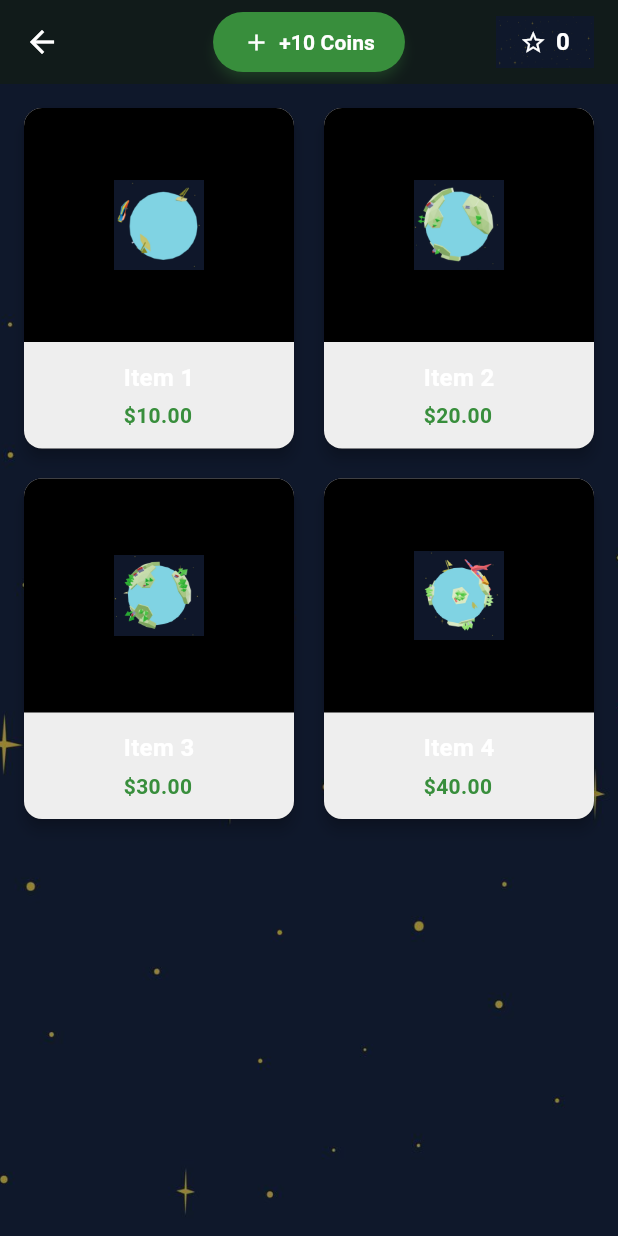
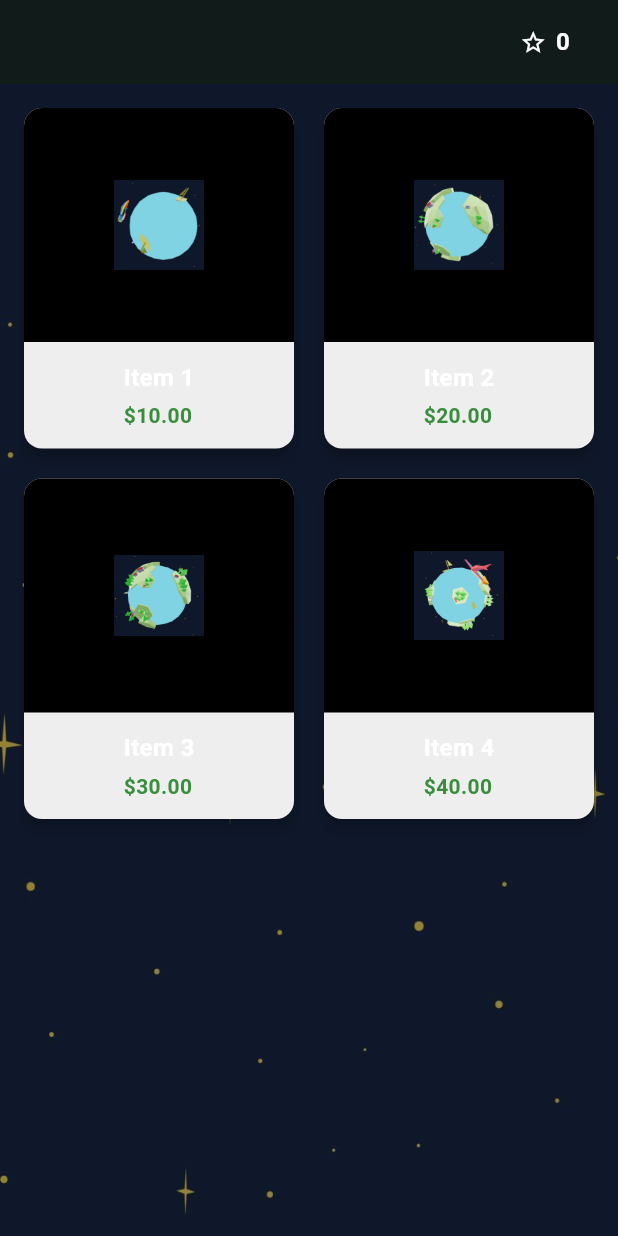
Before and after one commit to Cleon-asu/world_app, a Flutter app: the screen it shows after launch, after a tap on the "shopify" icon, on a phone screen of 412 x 824 dp. Run offline on Flutter 3.47's test engine with Material 3 defaults, Android fonts, the phone set to English and light mode, and no system bars; our stand-ins replace hive_flutter, permission_handler, speech_to_text, youtube_player_flutter; missing offline and left inert: flutter_3d_controller; accounts and stored records are empty; statements that could not run were skipped.

Commit message:
Removed topbars and debug methods

```diff
--- a/lib/screens/assessments/attention_assessment_screen.dart
+++ b/lib/screens/assessments/attention_assessment_screen.dart
@@ -280,12 +280,6 @@ class _AttentionAssessmentScreenState extends State<AttentionAssessmentScreen>
   @override
   Widget build(BuildContext context) {
     return Scaffold(
-      appBar: AppBar(
-        title: const Text('Digit Span (Forward)'),
-        backgroundColor: Colors.transparent,
-        elevation: 0,
-      ),
-      extendBodyBehindAppBar: true,
       body: Container(
         width: MediaQuery.of(context).size.width,
         height: MediaQuery.of(context).size.height,
--- a/lib/screens/assessments/fluency_assessment_screen.dart
+++ b/lib/screens/assessments/fluency_assessment_screen.dart
@@ -288,7 +288,6 @@ class _FluencyAssessmentScreenState extends State<FluencyAssessmentScreen> {
   @override
   Widget build(BuildContext context) {
     return Scaffold(
-      appBar: AppBar(title: const Text('Verbal Fluency')),
       body: Container(
         decoration: BoxDecoration(
           image: DecorationImage(
--- a/lib/screens/assessments/processing_speed_screen.dart
+++ b/lib/screens/assessments/processing_speed_screen.dart
@@ -151,7 +151,6 @@ class _ProcessingSpeedScreenState extends State<ProcessingSpeedScreen> {
   @override
   Widget build(BuildContext context) {
     return Scaffold(
-      appBar: AppBar(title: const Text('Connect the Numbers')),
       body: Container(
         decoration: BoxDecoration(
           image: DecorationImage(
--- a/lib/screens/assessments/working_memory_assessment_screen.dart
+++ b/lib/screens/assessments/working_memory_assessment_screen.dart
@@ -270,7 +270,6 @@ class _WorkingMemoryAssessmentScreenState
   @override
   Widget build(BuildContext context) {
     return Scaffold(
-      appBar: AppBar(title: const Text('Digit Span (Backward)')),
       body: Container(
         decoration: BoxDecoration(
           image: DecorationImage(
--- a/lib/screens/home_screen.dart
+++ b/lib/screens/home_screen.dart
@@ -2,7 +2,6 @@ import 'package:flutter/material.dart';
 import 'package:flutter_3d_controller/flutter_3d_controller.dart';
 import 'package:flutter/foundation.dart';
 import 'shop.dart';
-import 'quests.dart';
 import 'objective_assessment_screen.dart';
 import 'ema_screen.dart';
 import 'learning_path_screen.dart';
@@ -116,15 +115,6 @@ class _HomeScreenState extends State<HomeScreen> {
                       );
                     },
                   ),
-                  FloatingActionButton(
-                    child: const Icon(Icons.list_alt),
-                    onPressed: () {
-                      Navigator.push(
-                        context,
-                        MaterialPageRoute(builder: (_) => const QuestsPage()),
-                      );
-                    },
-                  ),
                 ],
               ),
             ),
--- a/lib/screens/learning_path_screen.dart
+++ b/lib/screens/learning_path_screen.dart
@@ -267,10 +267,6 @@ class LearningPathScreen extends StatelessWidget {
         final assignedPaths = _generateRecommendations(provider);
 
         return Scaffold(
-          appBar: AppBar(
-            title: const Text('My Treatment Path'),
-            automaticallyImplyLeading: false,
-          ),
           body: Container(
             decoration: BoxDecoration(
               image: DecorationImage(
--- a/lib/screens/objective_assessment_screen.dart
+++ b/lib/screens/objective_assessment_screen.dart
@@ -15,10 +15,6 @@ class ObjectiveAssessmentScreen extends StatelessWidget {
     return Consumer<CognitiveProvider>(
       builder: (context, provider, child) {
         return Scaffold(
-          appBar: AppBar(
-            title: const Text('Objective Assessments'),
-            automaticallyImplyLeading: false,
-          ),
           body: Container(
             decoration: BoxDecoration(
               image: DecorationImage(
--- a/lib/screens/shop.dart
+++ b/lib/screens/shop.dart
@@ -27,55 +27,11 @@ class _ShopPageState extends State<ShopPage> {
   Widget build(BuildContext context) {
     return Scaffold(
       appBar: AppBar(
-        title: Row(
-          mainAxisAlignment: MainAxisAlignment.center,
-          children: [
-            ElevatedButton(
-              onPressed: () => _updateCurrency(_currencyValue + 10),
-              style: ElevatedButton.styleFrom(
-                backgroundColor: Colors.green[700],
-                foregroundColor: Colors.white,
-                padding: const EdgeInsets.symmetric(
-                  horizontal: 20,
-                  vertical: 10,
-                ),
-                shape: RoundedRectangleBorder(
-                  borderRadius: BorderRadius.circular(20),
-                ),
-                elevation: 3,
-                shadowColor: Colors.green.withValues(alpha: 0.5),
-              ),
-              child: const Row(
-                mainAxisSize: MainAxisSize.min,
-                children: [
-                  Icon(Icons.add, size: 18),
-                  SizedBox(width: 6),
-                  Text(
-                    '+10 Coins',
-                    style: TextStyle(fontSize: 14, fontWeight: FontWeight.bold),
-                  ),
-                ],
-              ),
-            ),
-          ],
-        ),
-        // Currency display in the AppBar on the right
+        automaticallyImplyLeading: false,
         actions: [
           Container(
             margin: const EdgeInsets.only(right: 16),
             padding: const EdgeInsets.symmetric(horizontal: 16, vertical: 6),
-            decoration: BoxDecoration(
-              image: DecorationImage(
-                image: AssetImage('assets/images/cosmic_background.jpg'),
-                fit: BoxFit.cover,
-                colorFilter: ColorFilter.mode(
-                  Colors.black.withValues(
-                    alpha: 0.4,
-                  ), // Adjust opacity (0.0 to 1.0)
-                  BlendMode.darken,
-                ),
-              ),
-            ),
             child: Row(
               children: [
                 const Icon(
@@ -342,21 +298,3 @@ class _ShopPageState extends State<ShopPage> {
     return imagePaths[index];
   }
 }
-
-// Placeholder page for navigation - replace with your actual page
-class NextPage extends StatelessWidget {
-  const NextPage({super.key});
-
-  @override
-  Widget build(BuildContext context) {
-    return Scaffold(
-      appBar: AppBar(title: const Text('New Page')),
-      body: const Center(
-        child: Text(
-          'You navigated here by swiping!',
-          style: TextStyle(fontSize: 20),
-        ),
-      ),
-    );
-  }
-}
```
Also changed, not shown: lib/screens/ema_screen.dart (+0 -8 lines), lib/screens/quests.dart (deleted, +0 -33 lines).
